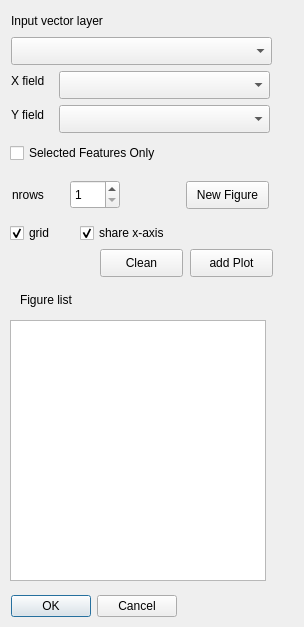
First picture: the form in data_plotter_dialog_base.ui, repository benEnsta/dataplotter, before the edit.
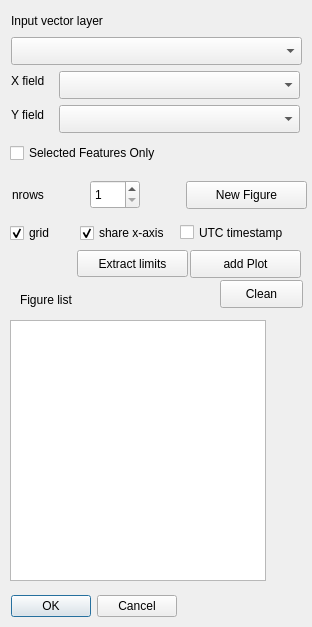
Second picture: the form after the edit. Custom widgets are drawn as their Qt base class.

Commit message: [update] add timestamp btnrefactoring getFIgureAx

Diff of the .ui file:
```diff
--- a/data_plotter_dialog_base.ui
+++ b/data_plotter_dialog_base.ui
@@ -6,7 +6,7 @@
    <rect>
     <x>0</x>
     <y>0</y>
-    <width>304</width>
+    <width>312</width>
     <height>627</height>
    </rect>
   </property>
@@ -18,7 +18,7 @@
     <rect>
      <x>11</x>
      <y>11</y>
-     <width>113</width>
+     <width>131</width>
      <height>20</height>
     </rect>
    </property>
@@ -44,7 +44,7 @@
     <rect>
      <x>11</x>
      <y>37</y>
-     <width>261</width>
+     <width>291</width>
      <height>28</height>
     </rect>
    </property>
@@ -54,7 +54,7 @@
     <rect>
      <x>59</x>
      <y>71</y>
-     <width>211</width>
+     <width>241</width>
      <height>28</height>
     </rect>
    </property>
@@ -64,7 +64,7 @@
     <rect>
      <x>59</x>
      <y>105</y>
-     <width>211</width>
+     <width>241</width>
      <height>28</height>
     </rect>
    </property>
@@ -86,8 +86,8 @@
    <property name="geometry">
     <rect>
      <x>190</x>
-     <y>249</y>
-     <width>83</width>
+     <y>250</y>
+     <width>111</width>
      <height>28</height>
     </rect>
    </property>
@@ -98,8 +98,8 @@
   <widget class="QPushButton" name="btn_clean">
    <property name="geometry">
     <rect>
-     <x>100</x>
-     <y>249</y>
+     <x>220</x>
+     <y>280</y>
      <width>83</width>
      <height>28</height>
     </rect>
@@ -144,7 +144,7 @@
     <rect>
      <x>186</x>
      <y>181</y>
-     <width>83</width>
+     <width>121</width>
      <height>28</height>
     </rect>
    </property>
@@ -155,7 +155,7 @@
   <widget class="QSpinBox" name="nrows">
    <property name="geometry">
     <rect>
-     <x>70</x>
+     <x>90</x>
      <y>180</y>
      <width>50</width>
      <height>29</height>
@@ -246,6 +246,32 @@
     <string>Selected Features Only</string>
    </property>
   </widget>
+  <widget class="QCheckBox" name="checkBox_utctimestamp">
+   <property name="geometry">
+    <rect>
+     <x>180</x>
+     <y>220</y>
+     <width>131</width>
+     <height>25</height>
+    </rect>
+   </property>
+   <property name="text">
+    <string>UTC timestamp</string>
+   </property>
+  </widget>
+  <widget class="QPushButton" name="btn_extract">
+   <property name="geometry">
+    <rect>
+     <x>77</x>
+     <y>250</y>
+     <width>111</width>
+     <height>27</height>
+    </rect>
+   </property>
+   <property name="text">
+    <string>Extract limits</string>
+   </property>
+  </widget>
  </widget>
  <customwidgets>
   <customwidget>
```
The commit also changes 1 other file.
